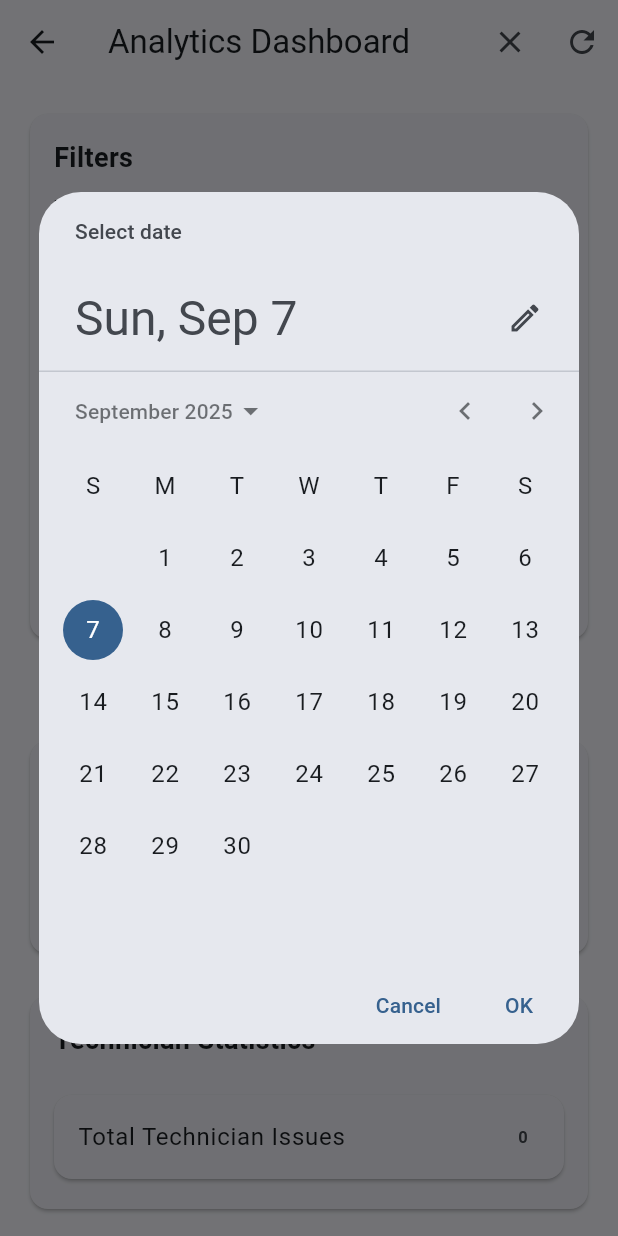
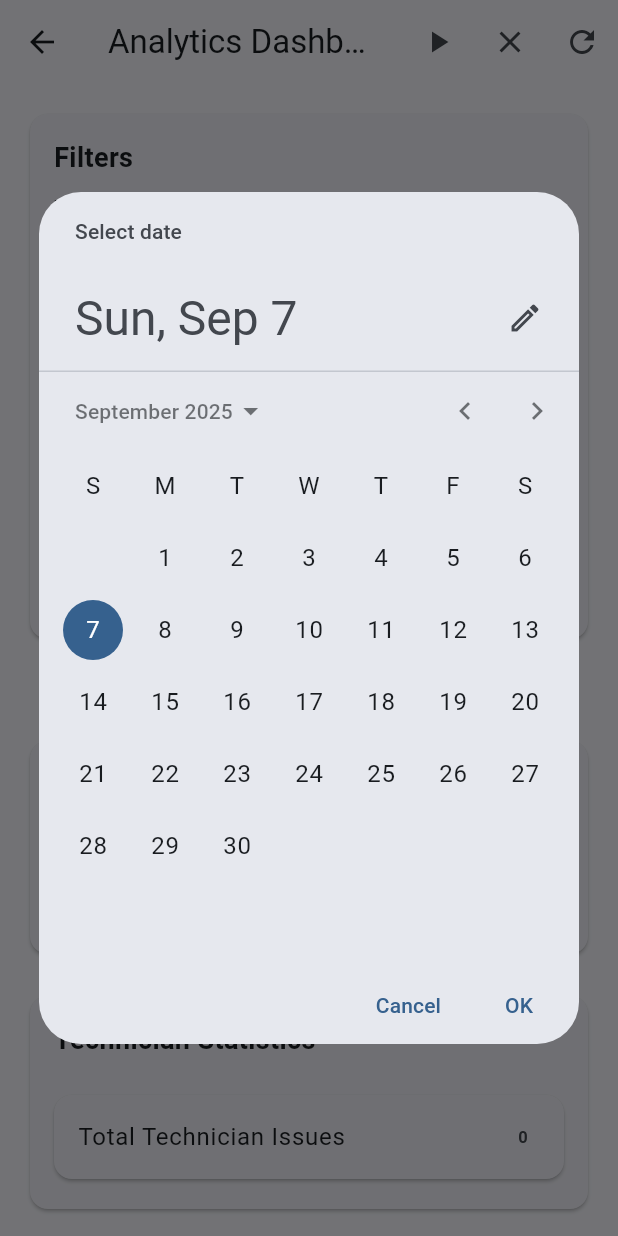
Before and after one commit to Rayenelhafsi/Wewire, a Flutter app: the AnalyticsDashboard screen opened directly, after a tap on "Select month", on a phone screen of 412 x 824 dp. Run offline on Flutter 3.47's test engine with Material 3 defaults, Android fonts, the phone set to English and light mode, and no system bars; our stand-ins replace cloud_firestore, firebase_auth, firebase_core, firebase_database, firebase_messaging, flutter_local_notifications and 3 more; accounts and stored records are empty.

Commit message:
"start stop analytics button for test"

```diff
--- a/lib/screens/dashboard/analytics_dashboard.dart
+++ b/lib/screens/dashboard/analytics_dashboard.dart
@@ -45,13 +45,14 @@ class _AnalyticsDashboardState extends State<AnalyticsDashboard> {
   Map<String, StreamSubscription<MachineAnalytics?>> _analyticsSubscriptions =
       {};
 
+  bool _updatesActive = false; // Track if updates are active
+  Timer? _updateTimer; // Timer for periodic updates
+
   @override
   void initState() {
     super.initState();
-    _setupStreamListeners();
+    // Do not start listeners by default
   }
-
-  // Removed _initializeAnalyticsForMachines method and call from initState
 
   @override
   void dispose() {
@@ -60,6 +61,7 @@ class _AnalyticsDashboardState extends State<AnalyticsDashboard> {
     _techniciansSubscription?.cancel();
     _sessionsSubscription?.cancel();
     _issuesSubscription?.cancel();
+    _updateTimer?.cancel();
     super.dispose();
   }
 
@@ -133,6 +135,31 @@ class _AnalyticsDashboardState extends State<AnalyticsDashboard> {
     });
   }
 
+  void _toggleUpdates() {
+    setState(() {
+      _updatesActive = !_updatesActive;
+      analyticsUpdatesEnabled = _updatesActive; // Control Firestore writes
+    });
+    if (_updatesActive) {
+      _setupStreamListeners();
+      _updateTimer = Timer.periodic(const Duration(seconds: 1), (timer) {
+        // Optionally force refresh from Firestore if needed
+        // _refreshData();
+      });
+    } else {
+      _machinesSubscription?.cancel();
+      _operatorsSubscription?.cancel();
+      _techniciansSubscription?.cancel();
+      _sessionsSubscription?.cancel();
+      _issuesSubscription?.cancel();
+      for (var sub in _analyticsSubscriptions.values) {
+        sub.cancel();
+      }
+      _analyticsSubscriptions.clear();
+      _updateTimer?.cancel();
+    }
+  }
+
   Future<void> _refreshData() async {
     // Force refresh by re-subscribing to streams
     _machinesSubscription?.cancel();
@@ -178,7 +205,6 @@ class _AnalyticsDashboardState extends State<AnalyticsDashboard> {
       case TimePeriod.year:
         return DateTime(now.year, 1, 1);
       case TimePeriod.all:
-      default:
         return DateTime(now.year, now.month, now.day); // Fallback
     }
   }
@@ -242,8 +268,8 @@ class _AnalyticsDashboardState extends State<AnalyticsDashboard> {
           }
           break;
         case TimePeriod.all:
-        default:
-          // Already handled above or default
+          startDate = null;
+          endDate = null;
           break;
       }
 
@@ -331,10 +357,6 @@ class _AnalyticsDashboardState extends State<AnalyticsDashboard> {
         }
         break;
       case TimePeriod.all:
-        startDate = null;
-        endDate = null;
-        break;
-      default:
         startDate = null;
         endDate = null;
         break;
@@ -440,6 +462,11 @@ class _AnalyticsDashboardState extends State<AnalyticsDashboard> {
       appBar: AppBar(
         title: const Text('Analytics Dashboard'),
         actions: [
+          IconButton(
+            icon: Icon(_updatesActive ? Icons.pause : Icons.play_arrow),
+            tooltip: _updatesActive ? 'Stop Updates' : 'Activate Updates',
+            onPressed: _toggleUpdates,
+          ),
           IconButton(
             icon: const Icon(Icons.clear),
             tooltip: 'Clear Filters',
@@ -600,7 +627,6 @@ class _AnalyticsDashboardState extends State<AnalyticsDashboard> {
             const SizedBox(height: 10),
             LayoutBuilder(
               builder: (context, constraints) {
-                final isNarrow = constraints.maxWidth < 400;
                 return Column(
                   crossAxisAlignment: CrossAxisAlignment.start,
                   children: [
@@ -666,12 +692,10 @@ class _AnalyticsDashboardState extends State<AnalyticsDashboard> {
             const SizedBox(height: 10),
             LayoutBuilder(
               builder: (context, constraints) {
-                final isNarrow = constraints.maxWidth < 400;
                 return Column(
                   crossAxisAlignment: CrossAxisAlignment.start,
                   children: [
-                    isNarrow
-                        ? Column(
+                    Column(
                       crossAxisAlignment: CrossAxisAlignment.start,
                       children: [
                         const Text('Operator'),
@@ -730,79 +754,6 @@ class _AnalyticsDashboardState extends State<AnalyticsDashboard> {
                           },
                         ),
                       ],
-                          )
-                        : Row(
-                            children: [
-                              Expanded(
-                                child: Column(
-                                  crossAxisAlignment: CrossAxisAlignment.start,
-                                  children: [
-                                    const Text('Operator'),
-                                    DropdownButtonFormField<String>(
-                                      value: _selectedOperatorId,
-                                      decoration: const InputDecoration(
-                                        contentPadding: EdgeInsets.symmetric(
-                                          horizontal: 8.0,
-                                        ),
-                                      ),
-                                      isDense: true,
-                                      items: [
-                                        DropdownMenuItem<String>(
-                                          value: null,
-                                          child: Text('All Operators'),
-                                        ),
-                                        ...uniqueOperators.map((operator) {
-                                          return DropdownMenuItem<String>(
-                                            value: operator.matricule,
-                                            child: Text(operator.name),
-                                          );
-                                        }).toList(),
-                                      ],
-                                      onChanged: (value) {
-                                        setState(() {
-                                          _selectedOperatorId = value;
-                                        });
-                                      },
-                                    ),
-                                  ],
-                                ),
-                              ),
-                              const SizedBox(width: 10),
-                              Expanded(
-                                child: Column(
-                                  crossAxisAlignment: CrossAxisAlignment.start,
-                                  children: [
-                                    const Text('Technician'),
-                                    DropdownButtonFormField<String>(
-                                      value: _selectedTechnicianId,
-                                      decoration: const InputDecoration(
-                                        contentPadding: EdgeInsets.symmetric(
-                                          horizontal: 8.0,
-                                        ),
-                                      ),
-                                      isDense: true,
-                                      items: [
-                                        DropdownMenuItem<String>(
-                                          value: null,
-                                          child: Text('All Technicians'),
-                                        ),
-                                        ...uniqueTechnicians.map((technician) {
-                                          return DropdownMenuItem<String>(
-                                            value: technician.matricule,
-                                            child: Text(technician.name),
-                                          );
-                                        }).toList(),
-                                      ],
-                                      onChanged: (value) {
-                                        setState(() {
-                                          _selectedTechnicianId = value;
-                                        });
-                                      },
-                                    ),
-                                  ],
-                                ),
-                              ),
-                            ],
                     ),
                   ],
                 );
@@ -822,10 +773,9 @@ class _AnalyticsDashboardState extends State<AnalyticsDashboard> {
   }) {
     return InkWell(
       onTap: () async {
-        final now = DateTime.now();
         final picked = await showDatePicker(
           context: context,
-          initialDate: selectedDate ?? now,
+          initialDate: selectedDate ?? DateTime.now(),
           firstDate: DateTime(2000),
           lastDate: DateTime(2100),
         );
@@ -862,10 +812,9 @@ class _AnalyticsDashboardState extends State<AnalyticsDashboard> {
     // Since Flutter does not have a built-in month picker, we use a date picker and ignore the day
     return InkWell(
       onTap: () async {
-        final now = DateTime.now();
         final picked = await showDatePicker(
           context: context,
-          initialDate: selectedDate ?? now,
+          initialDate: selectedDate ?? DateTime.now(),
           firstDate: DateTime(2000),
           lastDate: DateTime(2100),
           selectableDayPredicate: (day) =>
@@ -904,7 +853,6 @@ class _AnalyticsDashboardState extends State<AnalyticsDashboard> {
   }) {
     return InkWell(
       onTap: () async {
-        final now = DateTime.now();
         final years = List.generate(101, (index) => 2000 + index);
         final selected = await showDialog<int>(
           context: context,
@@ -1000,10 +948,6 @@ class _AnalyticsDashboardState extends State<AnalyticsDashboard> {
         }
         break;
       case TimePeriod.all:
-        startDate = null;
-        endDate = null;
-        break;
-      default:
         startDate = null;
         endDate = null;
         break;
```
Also changed, not shown: lib/screens/dashboard/operator_dashboard.dart (+54 -7 lines), lib/services/firebase_service.dart (+11 -0 lines). Lines whose indentation alone changed are shown as unchanged.
